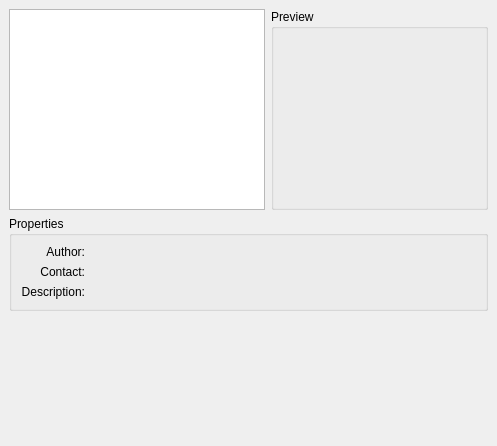
Before: the Qt Designer form tilesetselector.ui in KDE/kajongg, drawn with Qt 5.
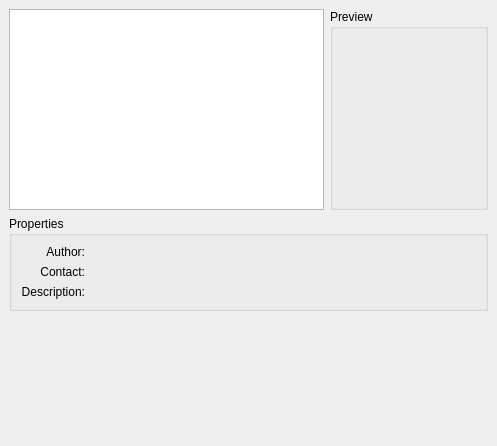
After: the same form once the commit is applied.

```diff
--- a/tilesetselector.ui
+++ b/tilesetselector.ui
@@ -32,6 +32,12 @@
      </property>
      <item>
       <widget class="QListWidget" name="tilesetNameList" >
+       <property name="sizePolicy" >
+        <sizepolicy vsizetype="Expanding" hsizetype="Expanding" >
+         <horstretch>2</horstretch>
+         <verstretch>0</verstretch>
+        </sizepolicy>
+       </property>
        <property name="minimumSize" >
         <size>
          <width>120</width>
@@ -42,6 +48,12 @@
      </item>
      <item>
       <widget class="QGroupBox" name="groupBox_2" >
+       <property name="sizePolicy" >
+        <sizepolicy vsizetype="Preferred" hsizetype="Preferred" >
+         <horstretch>1</horstretch>
+         <verstretch>0</verstretch>
+        </sizepolicy>
+       </property>
        <property name="title" >
         <string>Preview</string>
        </property>
@@ -55,9 +67,7 @@
         <item>
          <widget class="QWidget" name="tilesetPreview" >
           <property name="sizePolicy" >
-           <sizepolicy>
-            <hsizetype>7</hsizetype>
-            <vsizetype>7</vsizetype>
+           <sizepolicy vsizetype="Expanding" hsizetype="Expanding" >
             <horstretch>0</horstretch>
             <verstretch>0</verstretch>
            </sizepolicy>
```
Left out of the diff: 42 changed lines with no effect on the pictures.
